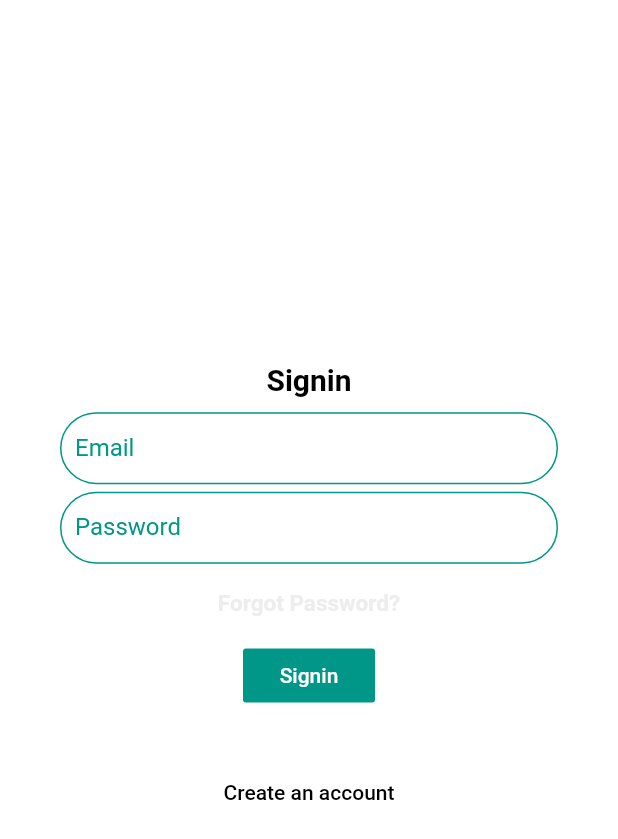
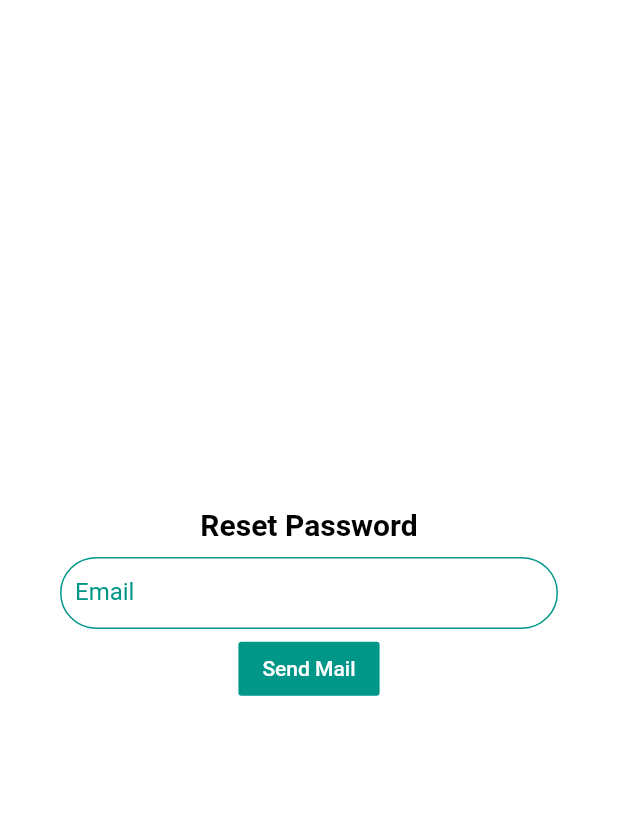
Before and after one commit to shaansubbaiah/Flashcards, a Flutter app: the SignInPage screen opened directly with empty values, after a tap on "Forgot Password?", on a phone screen of 412 x 824 dp. Shown: the top 839 px of the screen. Run offline on Flutter 3.47's test engine with Material 2 defaults, Android fonts, the phone set to English and light mode, and no system bars; our stand-ins replace cloud_firestore, curved_navigation_bar, email_validator, firebase_auth, firebase_core, flutter_slidable; accounts and stored records are empty.

Commit message:
forgot password

```diff
--- a/lib/auth.dart
+++ b/lib/auth.dart
@@ -1,6 +1,6 @@
 import 'package:flutter/material.dart';
-import 'package:flutterfiretest/sign_in_page.dart';
-import 'package:flutterfiretest/register_page.dart';
+import 'package:flutterfiretest/authentication/sign_in_page.dart';
+import 'package:flutterfiretest/authentication/register_page.dart';
 
 class Authenticate extends StatefulWidget {
   @override
--- /dev/null
+++ b/lib/authentication/forgot_password_page.dart
@@ -0,0 +1,120 @@
+import 'package:firebase_auth/firebase_auth.dart';
+import 'package:flutter/material.dart';
+import 'package:email_validator/email_validator.dart';
+
+import '../auth_service.dart';
+
+class ForgotPassword extends StatefulWidget {
+  @override
+  _ForgotPasswordState createState() => _ForgotPasswordState();
+}
+
+class _ForgotPasswordState extends State<ForgotPassword> {
+  final TextEditingController emailController = TextEditingController();
+  final form = GlobalKey<FormState>();
+  String message = "";
+  bool wrongEmail = false;
+  @override
+  Widget build(BuildContext context) {
+    return Scaffold(
+      body: Center(
+        child: Form(
+          key: form,
+          child: SingleChildScrollView(
+            child: Container(
+              // padding: new EdgeInsets.all(10.0),
+              child: Column(
+                mainAxisAlignment: MainAxisAlignment.center,
+                children: [
+                  Text(
+                    "Reset Password",
+                    style: TextStyle(
+                      fontWeight: FontWeight.bold,
+                      fontSize: 20.0,
+                      color: Theme.of(context).colorScheme.onPrimary,
+                    ),
+                  ),
+                  Padding(
+                    padding: EdgeInsets.only(
+                        left: 40, top: 10, right: 40, bottom: 2.5),
+                    child: TextFormField(
+                      validator: (value) {
+                        if (value.isEmpty) {
+                          return 'Please enter email';
+                        } else if (!EmailValidator.validate(value)) {
+                          return 'Please enter valid email';
+                        }
+                        return null;
+                      },
+                      controller: emailController,
+                      cursorColor: Theme.of(context).colorScheme.primary,
+                      style: TextStyle(
+                        color: Theme.of(context).colorScheme.primary,
+                      ),
+                      decoration: InputDecoration(
+                        // icon: Icon(Icons.email),
+                        labelText: "Email",
+                        labelStyle: TextStyle(
+                            color: Theme.of(context).colorScheme.primary),
+                        errorText: wrongEmail ? "Email doesn't exist" : null,
+                        enabledBorder: OutlineInputBorder(
+                          borderRadius: BorderRadius.all(Radius.circular(40.0)),
+                          borderSide: BorderSide(
+                              color: Theme.of(context).colorScheme.primary),
+                        ),
+                        errorBorder: OutlineInputBorder(
+                          borderSide: BorderSide(
+                              color: Theme.of(context).colorScheme.onError),
+                          borderRadius: BorderRadius.all(
+                            Radius.circular(40.0),
+                          ),
+                        ),
+                        focusedBorder: OutlineInputBorder(
+                          borderSide: BorderSide(
+                              color: Theme.of(context).colorScheme.primary),
+                          borderRadius: BorderRadius.all(
+                            Radius.circular(40.0),
+                          ),
+                        ),
+                        contentPadding: EdgeInsets.symmetric(
+                            vertical: 0.0, horizontal: 10.0),
+                        // fillColor: Colors.grey[300],
+                      ),
+                    ),
+                  ),
+                  FlatButton(
+                    child: Text(
+                      "Send Mail",
+                      style: TextStyle(
+                          color: Theme.of(context).colorScheme.primaryVariant),
+                    ),
+                    color: Theme.of(context).colorScheme.primary,
+                    onPressed: () async {
+                      if (form.currentState.validate()) {
+                        wrongEmail = false;
+                        print(emailController.text);
+                        String result = await AuthService(FirebaseAuth.instance)
+                            .forgotPassword(emailController.text);
+
+                        if (result == "Successful") {
+                          setState(() {
+                            message = "Email sent successfully";
+                          });
+                        } else {
+                          setState(() {
+                            wrongEmail = true;
+                          });
+                        }
+                      }
+                    },
+                  ),
+                  Text(message),
+                ],
+              ),
+            ),
+          ),
+        ),
+      ),
+    );
+  }
+}
--- a/lib/register_page.dart
+++ b/lib/authentication/sign_in_page.dart
@@ -1,12 +1,28 @@
 import 'package:flutter/material.dart';
 import 'package:provider/provider.dart';
-import 'package:flutterfiretest/auth_service.dart';
+import '../auth_service.dart';
+import 'package:email_validator/email_validator.dart';
 
-class RegisterPage extends StatelessWidget {
+class SignInPage extends StatefulWidget {
+  final Function toggle;
+  SignInPage(this.toggle);
+
+  @override
+  _SignInPageState createState() => _SignInPageState(this.toggle);
+}
+
+class _SignInPageState extends State<SignInPage> {
   Function toggle;
-  RegisterPage(this.toggle);
-  final passwordController = TextEditingController();
-  final emailController = TextEditingController();
+  _SignInPageState(this.toggle);
+  final TextEditingController emailController = TextEditingController();
+  final TextEditingController passwordController = TextEditingController();
+
+  bool wrongEmail = false;
+  bool wrongPassword = false;
+
+  // final Function toggle;
+  // _SignInPageState({this.toggle});
+
   final form = GlobalKey<FormState>();
 
   @override
@@ -22,7 +38,7 @@ class RegisterPage extends StatelessWidget {
                 mainAxisAlignment: MainAxisAlignment.center,
                 children: [
                   Text(
-                    "Register",
+                    "Signin",
                     style: TextStyle(
                       fontWeight: FontWeight.bold,
                       fontSize: 20.0,
@@ -36,6 +52,8 @@ class RegisterPage extends StatelessWidget {
                       validator: (value) {
                         if (value.isEmpty) {
                           return 'Please enter email';
+                        } else if (!EmailValidator.validate(value)) {
+                          return 'Please enter valid email';
                         }
                         return null;
                       },
@@ -49,6 +67,7 @@ class RegisterPage extends StatelessWidget {
                         labelText: "Email",
                         labelStyle: TextStyle(
                             color: Theme.of(context).colorScheme.primary),
+                        errorText: wrongEmail ? "Email doesn't exist" : null,
                         enabledBorder: OutlineInputBorder(
                           borderRadius: BorderRadius.all(Radius.circular(40.0)),
                           borderSide: BorderSide(
@@ -57,6 +76,13 @@ class RegisterPage extends StatelessWidget {
                         focusedBorder: OutlineInputBorder(
                           borderSide: BorderSide(
                               color: Theme.of(context).colorScheme.primary),
+                          borderRadius: BorderRadius.all(
+                            Radius.circular(40.0),
+                          ),
+                        ),
+                        errorBorder: OutlineInputBorder(
+                          borderSide: BorderSide(
+                              color: Theme.of(context).colorScheme.onError),
                           borderRadius: BorderRadius.all(
                             Radius.circular(40.0),
                           ),
@@ -80,27 +106,35 @@ class RegisterPage extends StatelessWidget {
                         return null;
                       },
                       controller: passwordController,
+                      obscureText: true,
                       cursorColor: Theme.of(context).colorScheme.primary,
-                      obscureText: true,
                       style: TextStyle(
                         color: Theme.of(context).colorScheme.primary,
                       ),
                       decoration: InputDecoration(
                         // icon: Icon(Icons.lock),
-                        labelText: "Password",
-                        labelStyle: TextStyle(
-                            color: Theme.of(context).colorScheme.primary),
-                        enabledBorder: OutlineInputBorder(
-                          borderRadius: BorderRadius.all(Radius.circular(40.0)),
-                          borderSide: BorderSide(
-                              color: Theme.of(context).colorScheme.primary),
-                        ),
                         focusedBorder: OutlineInputBorder(
                           borderSide: BorderSide(
                               color: Theme.of(context).colorScheme.primary),
                           borderRadius: BorderRadius.all(
                             Radius.circular(40.0),
                           ),
+                        ),
+                        errorBorder: OutlineInputBorder(
+                          borderSide: BorderSide(
+                              color: Theme.of(context).colorScheme.onError),
+                          borderRadius: BorderRadius.all(
+                            Radius.circular(40.0),
+                          ),
+                        ),
+                        labelText: "Password",
+                        labelStyle: TextStyle(
+                            color: Theme.of(context).colorScheme.primary),
+                        errorText: wrongPassword ? "Wrong Password" : null,
+                        enabledBorder: OutlineInputBorder(
+                          borderRadius: BorderRadius.all(Radius.circular(40.0)),
+                          borderSide: BorderSide(
+                              color: Theme.of(context).colorScheme.primary),
                         ),
                         contentPadding: EdgeInsets.symmetric(
                             vertical: 0.0, horizontal: 10.0),
@@ -109,26 +143,51 @@ class RegisterPage extends StatelessWidget {
                     ),
                   ),
                   FlatButton(
+                    textColor: Theme.of(context).colorScheme.secondary,
+                    onPressed: () {
+                      Navigator.popAndPushNamed(context, "/forgotPassword");
+                    },
                     child: Text(
-                      "Register",
+                      "Forgot Password?",
+                      style:
+                          TextStyle(fontWeight: FontWeight.bold, fontSize: 15),
+                    ),
+                  ),
+                  FlatButton(
+                    child: Text(
+                      "Signin",
                       style: TextStyle(
                           color: Theme.of(context).colorScheme.primaryVariant),
                     ),
                     color: Theme.of(context).colorScheme.primary,
                     onPressed: () async {
+                      setState(() {
+                        wrongEmail = wrongPassword = false;
+                      });
                       if (form.currentState.validate()) {
-                        context.read<AuthService>().signUp(
-                              email: emailController.text.trim(),
-                              password: passwordController.text.trim(),
-                            );
+                        String result =
+                            await context.read<AuthService>().signIn(
+                                  email: emailController.text.trim(),
+                                  password: passwordController.text.trim(),
+                                );
+
+                        if (result == "user-not-found") {
+                          setState(() {
+                            wrongEmail = true;
+                          });
+                        } else if (result == "wrong-password") {
+                          setState(() {
+                            wrongPassword = true;
+                          });
+                        }
                       }
                     },
                   ),
                   Container(
-                    padding: EdgeInsets.all(20.0),
+                    padding: EdgeInsets.all(30.0),
                     child: FlatButton(
                         textColor: Theme.of(context).colorScheme.onPrimary,
-                        child: Text("Already have an Account?"),
+                        child: Text("Create an account"),
                         onPressed: () {
                           toggle();
                         }),
--- a/lib/main.dart
+++ b/lib/main.dart
@@ -5,6 +5,7 @@ import 'package:flutterfiretest/app_theme.dart';
 
 import 'package:flutterfiretest/auth.dart';
 import 'package:flutterfiretest/auth_service.dart';
+import 'package:flutterfiretest/authentication/forgot_password_page.dart';
 import 'package:flutterfiretest/home_page.dart';
 import 'package:provider/provider.dart';
 
@@ -41,7 +42,9 @@ class MyApp extends StatelessWidget {
                 ? ThemeMode.dark
                 : ThemeMode.light,
             home: AuthenticationWrapper(),
-        );
+            routes: <String, WidgetBuilder>{
+              "/forgotPassword": (BuildContext context) => new ForgotPassword(),
+            });
       }),
     );
   }
--- a/pubspec.yaml
+++ b/pubspec.yaml
@@ -20,6 +20,7 @@ dependencies:
   curved_navigation_bar:
   flutter_slidable:
   flutter_tindercard: ^0.2.0
+  email_validator: '^1.0.0'
 
   cupertino_icons: ^0.1.3
 
```
Also changed, not shown: lib/auth_service.dart (+9 -0 lines), lib/authentication/register_page.dart (renamed from lib/sign_in_page.dart, +39 -62 lines), pubspec.lock. Lines whose indentation alone changed are shown as unchanged.
